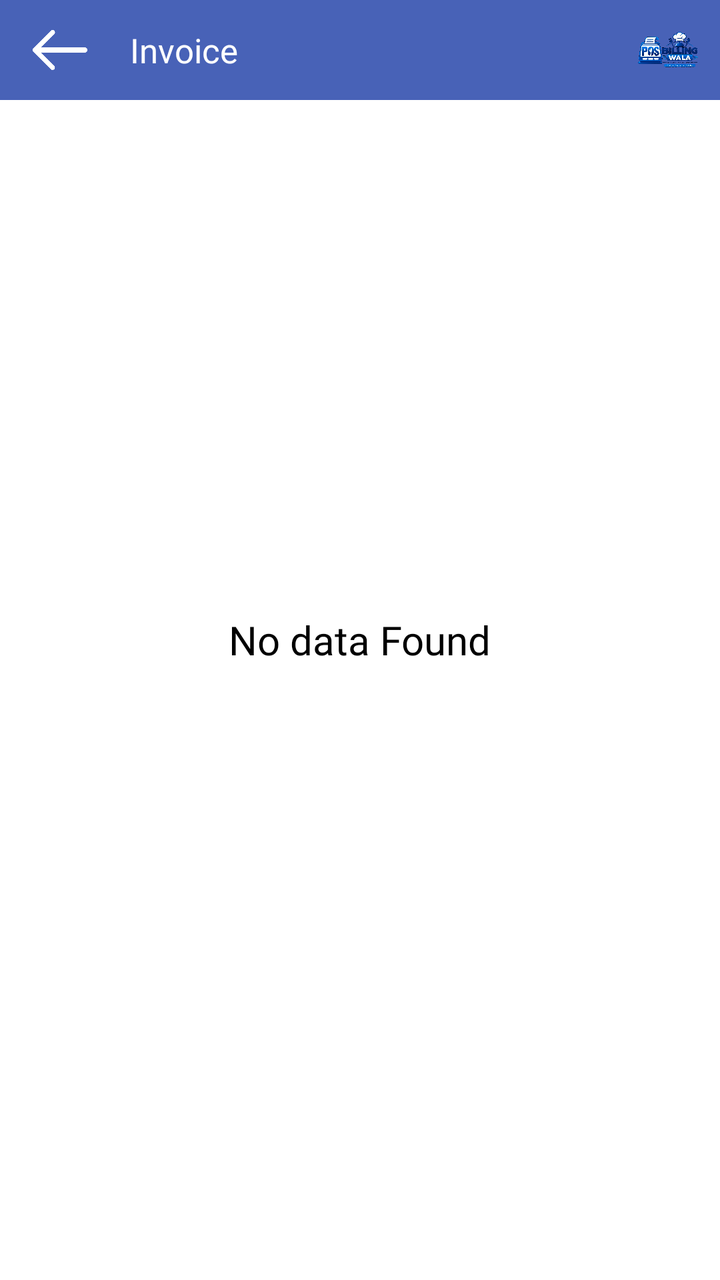
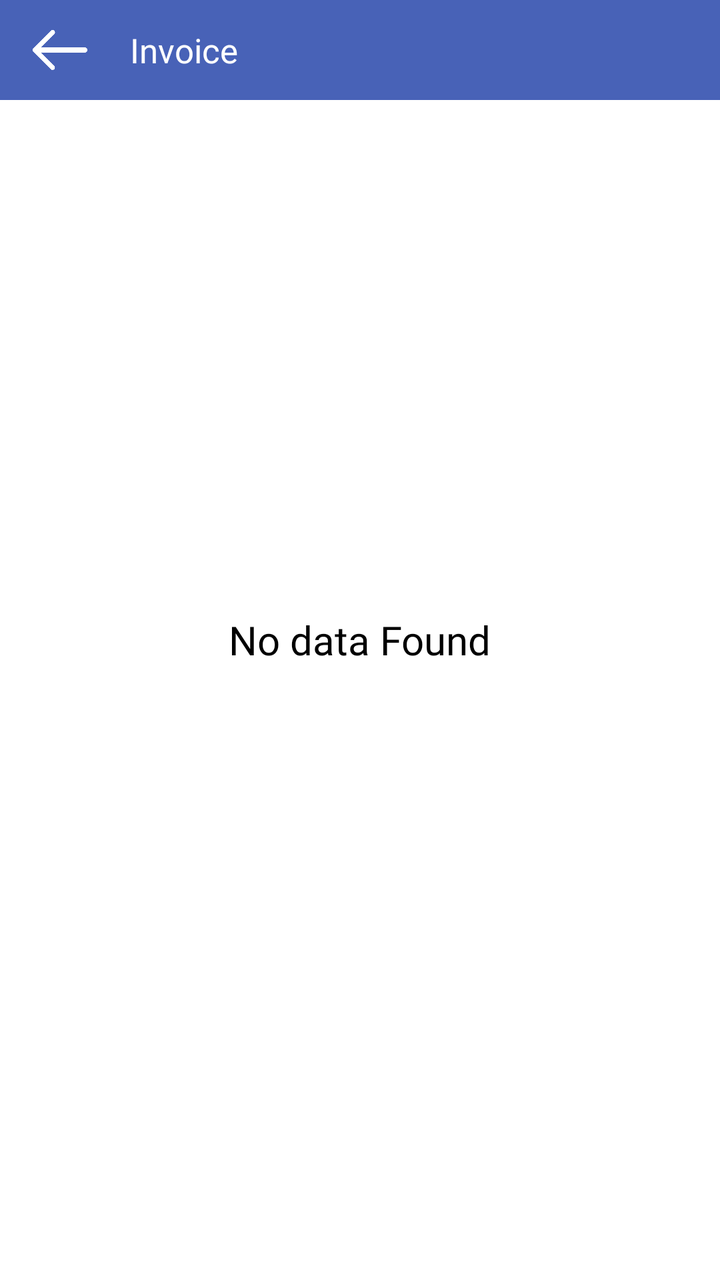

Screens rendered from an Android XML layout before and after an edit, with the pre-edit source and the edit as a unified diff.
<!-- AndroidManifest.xml: application theme AppTheme -->
<!-- res/layout/fragment_order_invoice.xml -->
<?xml version="1.0" encoding="utf-8"?>
<RelativeLayout xmlns:android="http://schemas.android.com/apk/res/android"
    xmlns:app="http://schemas.android.com/apk/res-auto"
    xmlns:tools="http://schemas.android.com/tools"
    android:layout_width="match_parent"
    android:layout_height="match_parent"
    tools:context=".Fragment.AddProduct">

    <com.google.android.material.appbar.AppBarLayout
        android:id="@+id/appBarLayout"
        android:layout_width="match_parent"
        android:layout_height="50dp"
        android:layout_alignParentTop="true">

        <RelativeLayout
            android:layout_width="match_parent"
            android:layout_height="match_parent">

            <ImageView
                android:id="@+id/backToSetting"
                android:layout_width="30dp"
                android:layout_height="30dp"
                android:layout_alignParentStart="true"
                android:layout_centerInParent="true"
                android:layout_gravity="center"
                android:layout_marginStart="15dp"
                android:src="@drawable/back"
                app:tint="@color/white" />

            <androidx.appcompat.widget.AppCompatTextView
                android:layout_width="match_parent"
                android:layout_height="wrap_content"
                android:layout_centerInParent="true"
                android:layout_gravity="center"
                android:layout_marginStart="15dp"
                android:layout_toEndOf="@+id/backToSetting"
                android:fontFamily="@font/poppinsmedium"
                android:gravity="center|start"
                android:paddingStart="5dp"
                android:paddingEnd="5dp"
                android:text="@string/ui_invoice"
                android:textColor="@color/white"
                android:textSize="17dp" />


        
            <include layout="@layout/include_app_toolbar_logo" />
</RelativeLayout>

    </com.google.android.material.appbar.AppBarLayout>

    <androidx.core.widget.NestedScrollView
        android:id="@+id/nestedScrollView"
        android:layout_width="match_parent"
        android:layout_height="wrap_content"
        android:layout_below="@id/appBarLayout"
        android:visibility="gone">

        <LinearLayout
            android:layout_width="match_parent"
            android:layout_height="wrap_content"
            android:orientation="vertical"
            android:padding="5dp">

            <androidx.recyclerview.widget.RecyclerView
                android:id="@+id/recyclerView"
                android:layout_width="match_parent"
                android:layout_height="wrap_content"
                android:layout_below="@id/appBarLayout"
                android:padding="5dp" />

        </LinearLayout>

    </androidx.core.widget.NestedScrollView>

    <TextView
        android:id="@+id/noDataFound"
        android:layout_width="wrap_content"
        android:layout_height="wrap_content"
        android:layout_centerInParent="true"
        android:fontFamily="@font/poppinsmedium"
        android:paddingStart="10dp"
        android:paddingEnd="10dp"
        android:text="@string/ui_no_data_found"
        android:textColor="@color/black"
        android:textSize="20dp" />

</RelativeLayout>
<!-- res/layout/include_app_toolbar_logo.xml (included above) -->
<?xml version="1.0" encoding="utf-8"?>
<ImageView xmlns:android="http://schemas.android.com/apk/res/android"
    android:id="@+id/appBrandLogo"
    android:layout_width="32dp"
    android:layout_height="32dp"
    android:layout_alignParentEnd="true"
    android:layout_centerVertical="true"
    android:layout_marginEnd="10dp"
    android:contentDescription="@string/app_name"
    android:scaleType="fitCenter"
    android:src="@drawable/app_logo" />
<!-- resources referenced by this layout -->
<resources>
  <color name="black">#000</color>
  <color name="white">#fff</color>
  <!-- drawable app_logo: png bitmap (drawable, 586552 bytes) -->
  <!-- drawable back: png bitmap (drawable, 3507 bytes) -->
  <string name="app_name">Billingwala</string>
  <string name="ui_invoice">Invoice</string>
  <string name="ui_no_data_found">No data Found</string>
  <style name="AppTheme" parent="Theme.MaterialComponents.Light.NoActionBar">
          
          <item name="colorPrimary">@color/colorPrimary</item>
          <item name="colorPrimaryDark">@color/colorPrimary</item>
          <item name="colorAccent">@color/colorAccent</item>
          <item name="android:windowIsTranslucent">true</item>
          <item name="windowNoTitle">true</item>
          <item name="windowActionBar">false</item>
  
      </style>
  <color name="colorPrimary">#4862b7</color>
  <color name="colorAccent">#000</color>
</resources>

<!-- the commit's change to res/layout/fragment_order_invoice.xml (unified diff, before → after) -->
@@ -41,10 +41,6 @@
                 android:text="@string/ui_invoice"
                 android:textColor="@color/white"
                 android:textSize="17dp" />
-
-
-        
-            <include layout="@layout/include_app_toolbar_logo" />
 </RelativeLayout>
 
     </com.google.android.material.appbar.AppBarLayout>
@@ -86,15 +82,3 @@
         android:textSize="20dp" />
 
 </RelativeLayout>
-<!-- res/layout/include_app_toolbar_logo.xml (included above) -->
-<?xml version="1.0" encoding="utf-8"?>
-<ImageView xmlns:android="http://schemas.android.com/apk/res/android"
-    android:id="@+id/appBrandLogo"
-    android:layout_width="32dp"
-    android:layout_height="32dp"
-    android:layout_alignParentEnd="true"
-    android:layout_centerVertical="true"
-    android:layout_marginEnd="10dp"
-    android:contentDescription="@string/app_name"
-    android:scaleType="fitCenter"
-    android:src="@drawable/app_logo" />
<!-- resource entries referenced after the edit -->
@@ -2,9 +2,7 @@
 <resources>
   <color name="black">#000</color>
   <color name="white">#fff</color>
-  <!-- drawable app_logo: png bitmap (drawable, 586552 bytes) -->
   <!-- drawable back: png bitmap (drawable, 3507 bytes) -->
-  <string name="app_name">Billingwala</string>
   <string name="ui_invoice">Invoice</string>
   <string name="ui_no_data_found">No data Found</string>
   <style name="AppTheme" parent="Theme.MaterialComponents.Light.NoActionBar">
